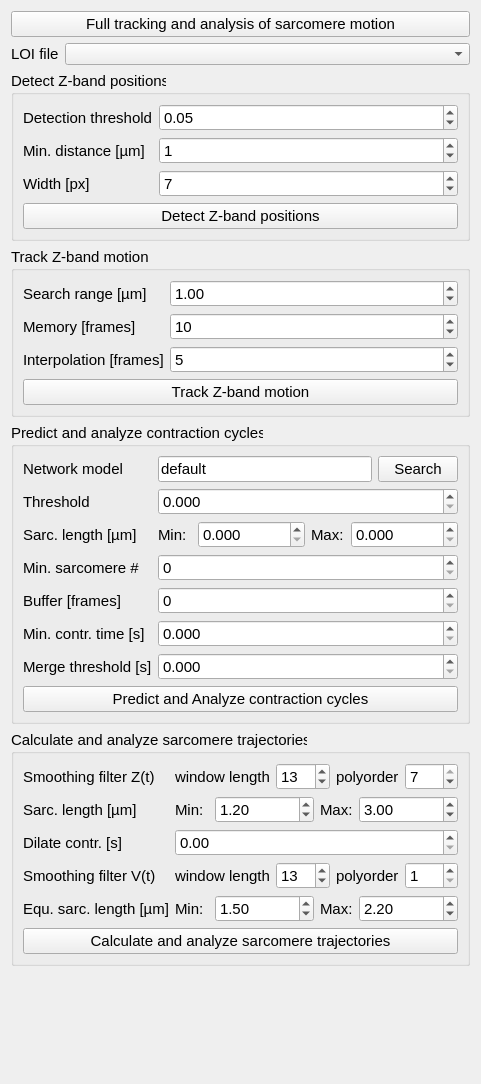
First picture: the form in sarcasm_app/ui-files/parameters_motion_analysis.ui, repository danihae/SarcAsM, before the edit.
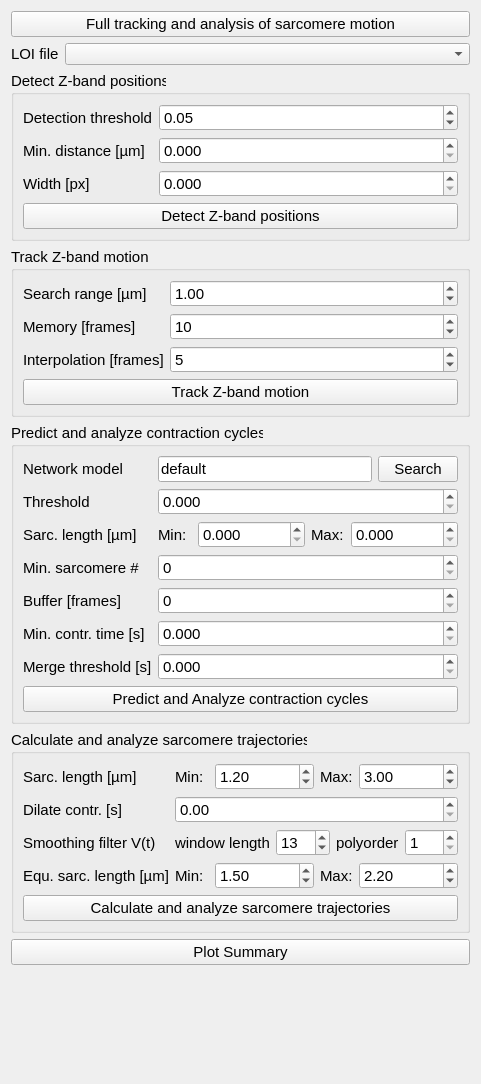
Second picture: the form after the edit.

Commit message: update ui file update default parameters add button to motion for plot summary rename button on structure batch processing create checkboxes for skipping calculations

Diff of the .ui file:
```diff
--- a/sarcasm_app/ui-files/parameters_motion_analysis.ui
+++ b/sarcasm_app/ui-files/parameters_motion_analysis.ui
@@ -95,19 +95,6 @@
         </property>
        </widget>
       </item>
-      <item row="1" column="1">
-       <widget class="QSpinBox" name="sb_detect_peaks_min_distance">
-        <property name="toolTip">
-         <string>Minimal distance of z-band peaks in µm</string>
-        </property>
-        <property name="maximum">
-         <number>5</number>
-        </property>
-        <property name="value">
-         <number>1</number>
-        </property>
-       </widget>
-      </item>
       <item row="2" column="0">
        <widget class="QLabel" name="label_12">
         <property name="toolTip">
@@ -118,22 +105,6 @@
         </property>
        </widget>
       </item>
-      <item row="2" column="1">
-       <widget class="QSpinBox" name="sb_detect_peaks_width">
-        <property name="toolTip">
-         <string>Width of interval around peak for precise determination of peak center, in pixels</string>
-        </property>
-        <property name="minimum">
-         <number>3</number>
-        </property>
-        <property name="maximum">
-         <number>20</number>
-        </property>
-        <property name="value">
-         <number>7</number>
-        </property>
-       </widget>
-      </item>
       <item row="3" column="0" colspan="2">
        <widget class="QPushButton" name="btn_motion_detect_peaks">
         <property name="toolTip">
@@ -144,6 +115,32 @@
         </property>
        </widget>
       </item>
+      <item row="1" column="1">
+       <widget class="QDoubleSpinBox" name="dsb_detect_peaks_min_distance">
+        <property name="toolTip">
+         <string>Minimal distance of z-band peaks in µm</string>
+        </property>
+        <property name="decimals">
+         <number>3</number>
+        </property>
+        <property name="maximum">
+         <double>9999999999999.000000000000000</double>
+        </property>
+       </widget>
+      </item>
+      <item row="2" column="1">
+       <widget class="QDoubleSpinBox" name="dsb_detect_peaks_width">
+        <property name="toolTip">
+         <string>Width of interval around peak for precise determination of peak center, in pixels</string>
+        </property>
+        <property name="decimals">
+         <number>3</number>
+        </property>
+        <property name="maximum">
+         <double>99999999999999.000000000000000</double>
+        </property>
+       </widget>
+      </item>
      </layout>
     </widget>
    </item>
@@ -491,73 +488,7 @@
       <string>Calculate and analyze sarcomere trajectories</string>
      </property>
      <layout class="QFormLayout" name="formLayout_5">
-      <item row="2" column="0">
-       <widget class="QLabel" name="label_14">
-        <property name="toolTip">
-         <string>Window length and poly order for Savitky-Golay filter for smoothing of z-band trajectories</string>
-        </property>
-        <property name="text">
-         <string>Smoothing filter Z(t)</string>
-        </property>
-       </widget>
-      </item>
-      <item row="2" column="1">
-       <layout class="QHBoxLayout" name="horizontalLayout">
-        <item>
-         <widget class="QLabel" name="label_6">
-          <property name="toolTip">
-           <string>Window length and poly order for Savitky-Golay filter for smoothing of z-band trajectories</string>
-          </property>
-          <property name="text">
-           <string>window length</string>
-          </property>
-         </widget>
-        </item>
-        <item>
-         <widget class="QSpinBox" name="sb_get_sarc_traj_filter_z_pos_wl">
-          <property name="toolTip">
-           <string>Window length and poly order for Savitky-Golay filter for smoothing of z-band trajectories</string>
-          </property>
-          <property name="minimum">
-           <number>3</number>
-          </property>
-          <property name="maximum">
-           <number>15</number>
-          </property>
-          <property name="value">
-           <number>13</number>
-          </property>
-         </widget>
-        </item>
-        <item>
-         <widget class="QLabel" name="label_15">
-          <property name="toolTip">
-           <string>Window length and poly order for Savitky-Golay filter for smoothing of z-band trajectories</string>
-          </property>
-          <property name="text">
-           <string>polyorder</string>
-          </property>
-         </widget>
-        </item>
-        <item>
-         <widget class="QSpinBox" name="sb_get_sarc_traj_filter_z_pos_po">
-          <property name="toolTip">
-           <string>Window length and poly order for Savitky-Golay filter for smoothing of z-band trajectories</string>
-          </property>
-          <property name="minimum">
-           <number>1</number>
-          </property>
-          <property name="maximum">
-           <number>7</number>
-          </property>
-          <property name="value">
-           <number>7</number>
-          </property>
-         </widget>
-        </item>
-       </layout>
-      </item>
-      <item row="4" column="0">
+      <item row="3" column="0">
        <widget class="QLabel" name="label_16">
         <property name="toolTip">
          <string> Lower and upper limits of sarcomere lengths, values outside are set to nan</string>
@@ -567,7 +498,7 @@
         </property>
        </widget>
       </item>
-      <item row="4" column="1">
+      <item row="3" column="1">
        <layout class="QHBoxLayout" name="horizontalLayout_2">
         <item>
          <widget class="QLabel" name="label_18">
@@ -617,7 +548,7 @@
         </item>
        </layout>
       </item>
-      <item row="6" column="0">
+      <item row="5" column="0">
        <widget class="QLabel" name="label_5">
         <property name="toolTip">
          <string>Dilation time (in seconds) of systole time-series</string>
@@ -627,7 +558,21 @@
         </property>
        </widget>
       </item>
-      <item row="8" column="0">
+      <item row="5" column="1">
+       <widget class="QDoubleSpinBox" name="dsb_get_sarc_traj_dilate_systoles">
+        <property name="toolTip">
+         <string>Dilation time (in seconds) of systole time-series to shorten time-interval during diastole at which the sarcomere
+            equilibrium lengths are determined</string>
+        </property>
+        <property name="maximum">
+         <double>0.500000000000000</double>
+        </property>
+        <property name="singleStep">
+         <double>0.010000000000000</double>
+        </property>
+       </widget>
+      </item>
+      <item row="7" column="0">
        <widget class="QLabel" name="label_7">
         <property name="toolTip">
          <string>Window length and poly order for Savitky-Golay filter</string>
@@ -637,7 +582,7 @@
         </property>
        </widget>
       </item>
-      <item row="8" column="1">
+      <item row="7" column="1">
        <layout class="QHBoxLayout" name="horizontalLayout_3">
         <item>
          <widget class="QLabel" name="label_8">
@@ -692,7 +637,7 @@
         </item>
        </layout>
       </item>
-      <item row="9" column="0">
+      <item row="8" column="0">
        <widget class="QLabel" name="label_19">
         <property name="toolTip">
          <string>Lower and upper limits of sarcomere equilibrium lengths, values outside are set to nan</string>
@@ -702,7 +647,7 @@
         </property>
        </widget>
       </item>
-      <item row="9" column="1">
+      <item row="8" column="1">
        <layout class="QHBoxLayout" name="horizontalLayout_4">
         <item>
          <widget class="QLabel" name="label_20">
@@ -752,7 +697,7 @@
         </item>
        </layout>
       </item>
-      <item row="11" column="0" colspan="2">
+      <item row="10" column="0" colspan="2">
        <widget class="QPushButton" name="btn_motion_get_sarcomere_trajs">
         <property name="toolTip">
          <string>execute sarcomere trajectories analysis</string>
@@ -762,23 +707,21 @@
         </property>
        </widget>
       </item>
-      <item row="6" column="1">
-       <widget class="QDoubleSpinBox" name="dsb_get_sarc_traj_dilate_systoles">
-        <property name="toolTip">
-         <string>Dilation time (in seconds) of systole time-series to shorten time-interval during diastole at which the sarcomere
-            equilibrium lengths are determined</string>
-        </property>
-        <property name="maximum">
-         <double>0.500000000000000</double>
-        </property>
-        <property name="singleStep">
-         <double>0.010000000000000</double>
-        </property>
-       </widget>
-      </item>
      </layout>
     </widget>
    </item>
+   <item row="6" column="0" colspan="2">
+    <widget class="QPushButton" name="btn_plot_summary">
+     <property name="font">
+      <font>
+       <pointsize>11</pointsize>
+      </font>
+     </property>
+     <property name="text">
+      <string>Plot Summary</string>
+     </property>
+    </widget>
+   </item>
   </layout>
  </widget>
  <resources/>
```
The commit also changes 12 other files.
